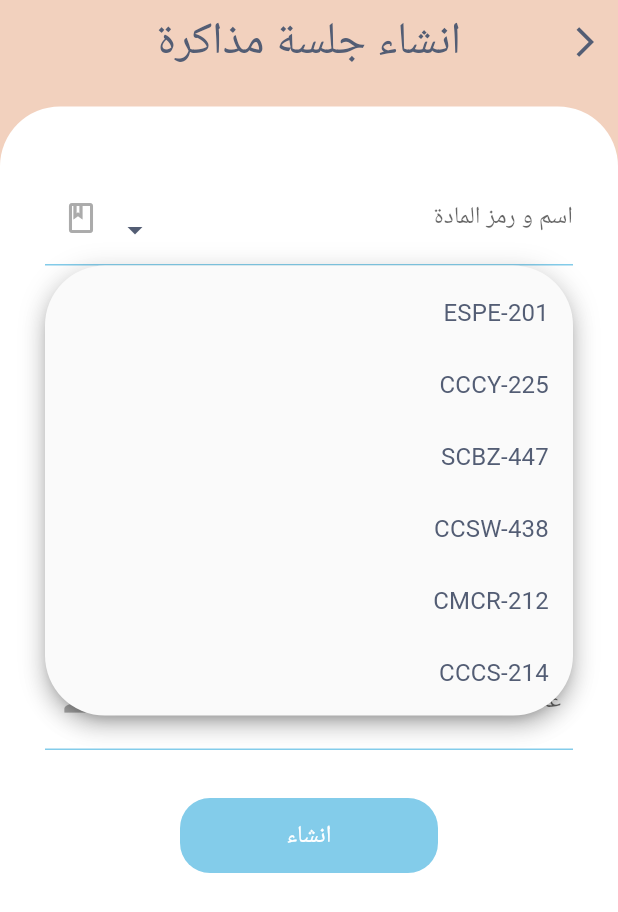
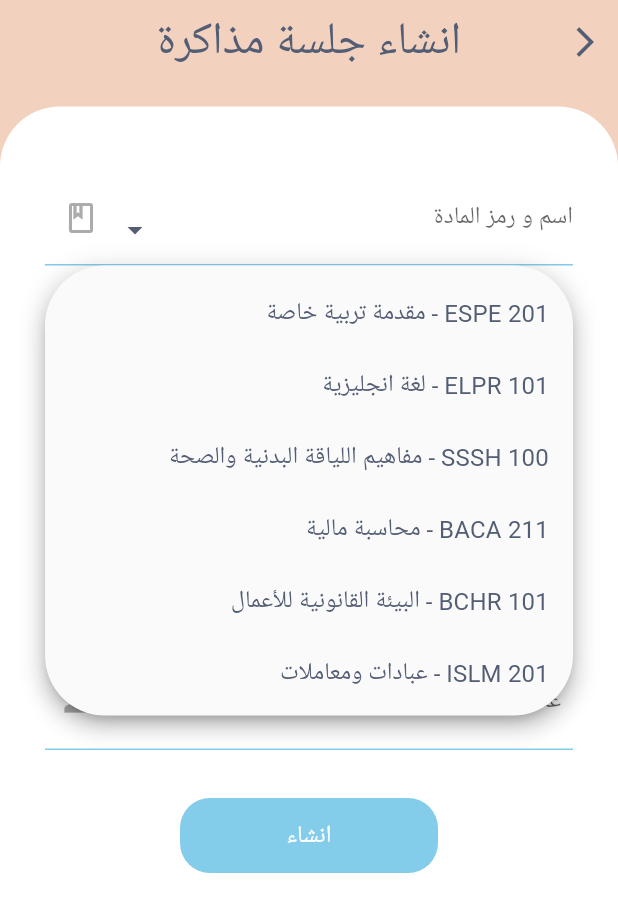
Before and after one commit to sabreenmb/senior_project, a Flutter app: the CreateGroup screen opened directly, after a tap on "اسم و رمز المادة", on a phone screen of 412 x 824 dp. Shown: the top 912 px of the screen. Run offline on Flutter 3.47's test engine with Material 3 defaults, Android fonts, the phone set to English and light mode, and no system bars; drawn by our look-alikes of modal_progress_hud_nsn; our stand-ins replace barcode_widget, cached_network_image, carousel_slider, cloud_firestore, dropdown_button2, firebase_auth and 11 more; accounts and stored records are empty; Roboto replaces fonts that are missing (Almarai); project files that could hold a hidden picture were left out.

Commit message:
shahad SM

```diff
--- a/lib/constant.dart
+++ b/lib/constant.dart
@@ -47,16 +47,18 @@ PushNotification notificationServices = PushNotification();
 DocumentReference<Map<String, dynamic>> userProfileDoc = Connection.Users();
 //todo move to coommen var
 enteredUserInfo userInfo = enteredUserInfo();
-PsychGuidanceReport pg =PsychGuidanceReport();
+PsychGuidanceReport pg = PsychGuidanceReport();
 //todo change the list info
 List<String> SubjectsCode = [
-  'ESPE-201',
-  'CCCY-225',
-  'SCBZ-447',
-  'CCSW-438',
-  'CMCR-212',
-  'CCCS-214',
-  'CCCN-212',
+  'ESPE 201 - مقدمة تربية خاصة ',
+  'ELPR 101 - لغة انجليزية ',
+  'SSSH 100 - مفاهيم اللياقة البدنية والصحة',
+  'BACA 211 - محاسبة مالية',
+  'BCHR 101 - البيئة القانونية للأعمال',
+  'ISLM 201 - عبادات ومعاملات',
+  'SCMT 221 - جبر خطي',
+  'CCCY 225 -  أمن برمجيات',
+  'CCSW 438 - مواضيع متقدمة في هندسة برمجيات',
   'اخرى'
 ];
 Widget loadingCards(BuildContext context) {
@@ -270,7 +272,7 @@ List<EventItem> saveList = [];
 List<CreateStudentActivityReport> createStudentActivityReport = [];
 List<CreateGroupReport> createGroupReport = [];
 List<ClinicReport> clinicReport = [];
-bool isOffline=false;
+bool isOffline = false;
 
 void homeCards() async {
   combinedList = [];
--- a/lib/interface/create_group.dart
+++ b/lib/interface/create_group.dart
@@ -428,6 +428,15 @@ class _CreateGroupState extends State<CreateGroup> {
                                   } else if (!RegExp(r'^\d+$')
                                       .hasMatch(value)) {
                                     return 'الرجاء إدخال أرقام فقط';
+                                  } else {
+                                    final int? number = int.tryParse(value);
+                                    if (number == null) {
+                                      return 'الرجاء إدخال رقم صحيح';
+                                    } else if (number <= 2) {
+                                      return 'الرجاء إدخال رقم أكبر من 2';
+                                    } else if (number >= 100) {
+                                      return 'الرجاء إدخال رقم أقل من 100';
+                                    }
                                   }
                                   return null;
                                 },
--- a/lib/interface/create_student_activity.dart
+++ b/lib/interface/create_student_activity.dart
@@ -388,6 +388,15 @@ class _CreateStudentActivityState extends State<CreateStudentActivity> {
                                   } else if (!RegExp(r'^\d+$')
                                       .hasMatch(value)) {
                                     return 'الرجاء إدخال أرقام فقط';
+                                  } else {
+                                    final int? number = int.tryParse(value);
+                                    if (number == null) {
+                                      return 'الرجاء إدخال رقم صحيح';
+                                    } else if (number <= 2) {
+                                      return 'الرجاء إدخال رقم أكبر من 2';
+                                    } else if (number >= 100) {
+                                      return 'الرجاء إدخال رقم أقل من 100';
+                                    }
                                   }
                                   return null;
                                 },
--- a/lib/main.dart
+++ b/lib/main.dart
@@ -34,7 +34,7 @@ class MyApp extends StatelessWidget {
       ],
       supportedLocales: const [Locale('ar', 'AE')],
       locale: const Locale("ar", "AE"),
-      home: LaunchScreen(),
+      home: const LoginScreen(),
     );
   }
 }
```
Also changed, not shown: assets/images/no-result-removebg-preview (1).png (added).
